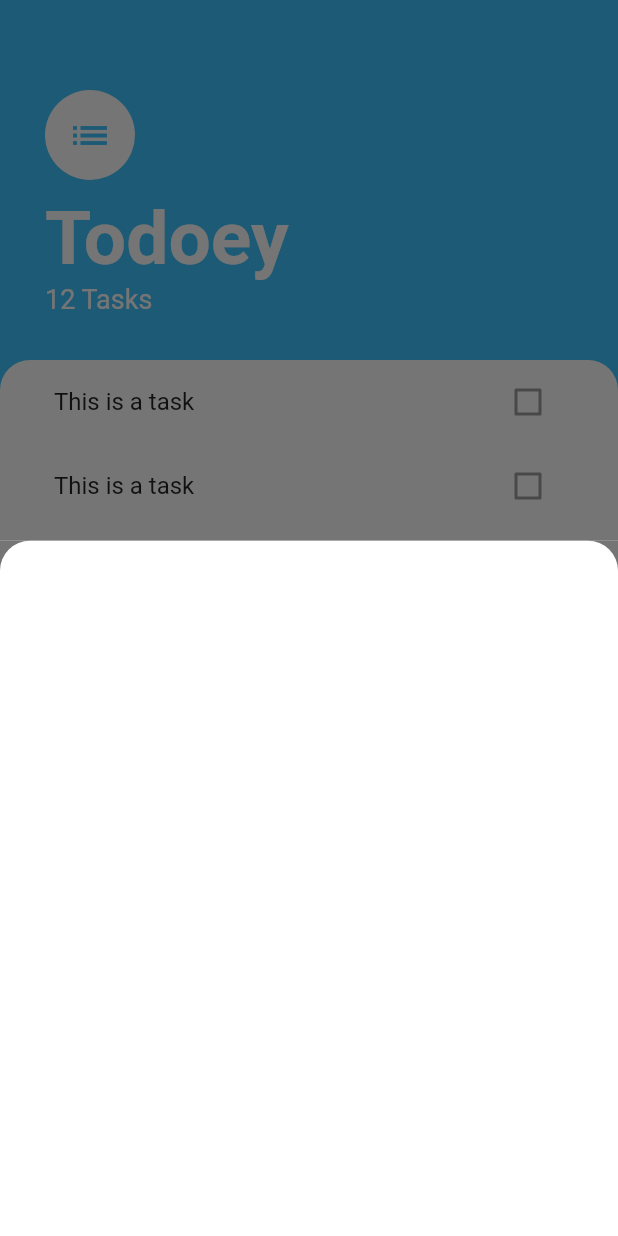
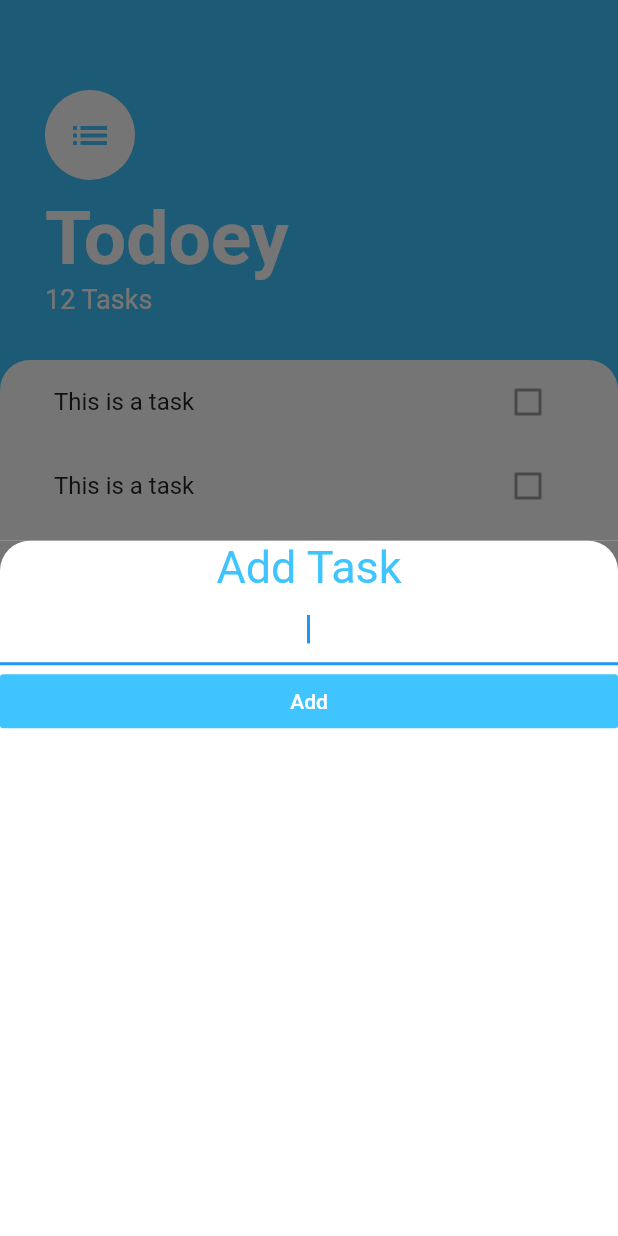
Before and after one commit to Oyekunle-Mark/rango_planner, a Flutter app: the screen it shows after launch, after a tap on the "add" icon, on a phone screen of 412 x 824 dp. Run offline on Flutter 3.47's test engine with Material 2 defaults, Android fonts, the phone set to English and light mode, and no system bars.

Commit message:
Added the bottom sheet components

```diff
--- a/lib/widgets/add_task_screen.dart
+++ b/lib/widgets/add_task_screen.dart
@@ -13,6 +13,33 @@ class AddTaskScreen extends StatelessWidget {
             topLeft: Radius.circular(20.0),
           ),
         ),
+        child: Column(
+          crossAxisAlignment: CrossAxisAlignment.stretch,
+          children: <Widget>[
+            Text(
+              'Add Task',
+              textAlign: TextAlign.center,
+              style: TextStyle(
+                fontSize: 30.0,
+                color: Colors.lightBlueAccent,
+              ),
+            ),
+            TextField(
+              autofocus: true,
+              textAlign: TextAlign.center,
+            ),
+            FlatButton(
+              child: Text(
+                'Add',
+                style: TextStyle(
+                  color: Colors.white,
+                ),
+              ),
+              color: Colors.lightBlueAccent,
+              onPressed: () {},
+            ),
+          ],
+        ),
       ),
     );
   }
```
